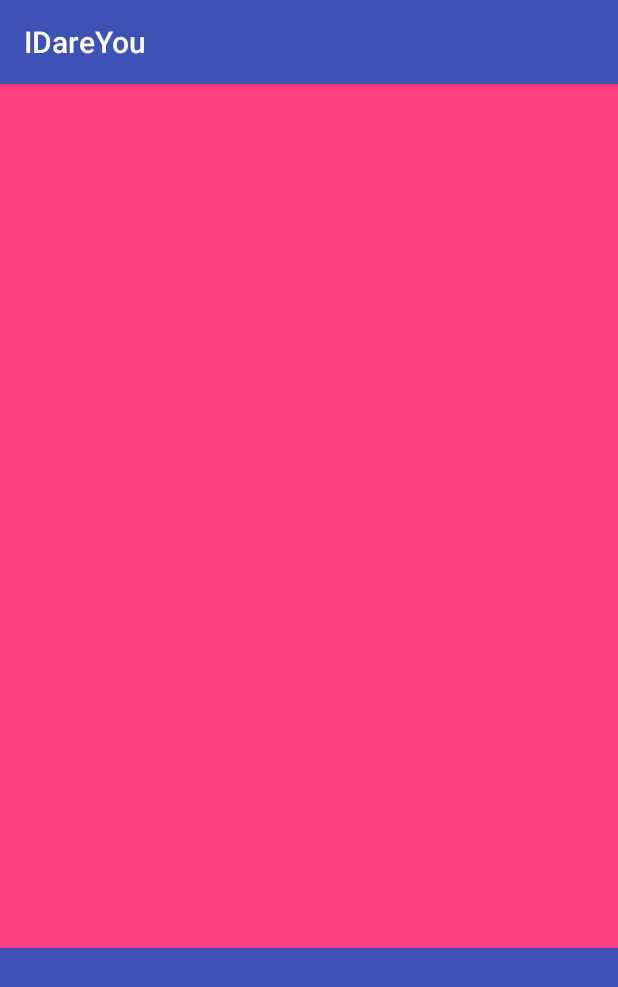
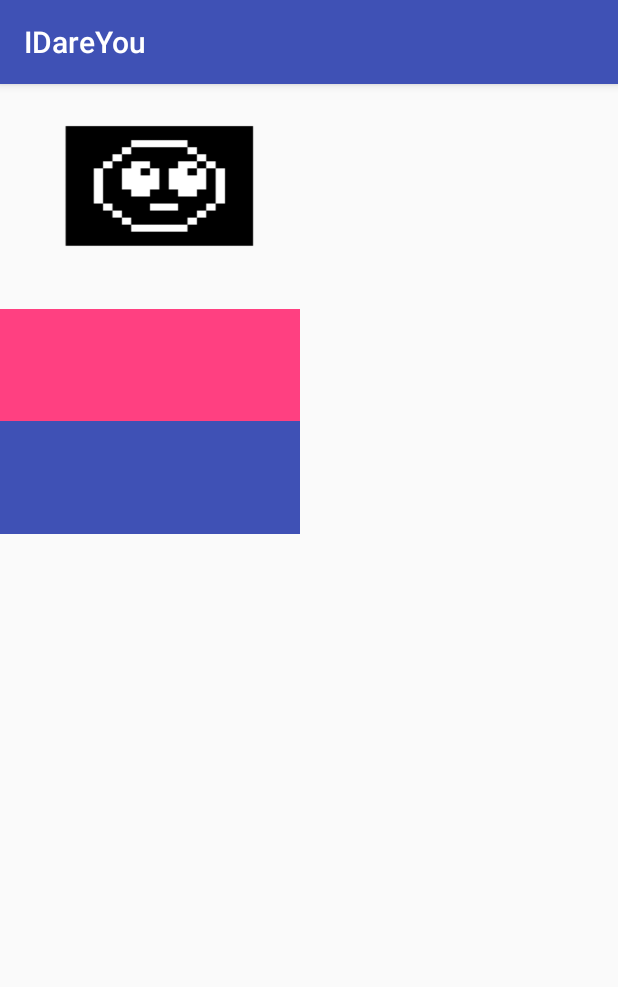
Before and after one commit to adastudio2017/IDareYOU, an Android app: the fragment Contact_PopUp_Dialog_Fragment shown on its own in the app's theme, on a phone screen of 412 x 824 dp. Shown: the top 987 px of the screen. Run offline under Robolectric (Android 15) with nearby library versions, the phone set to English and light mode, and no system bars; 2 statements that could not run were skipped.

Commit message:
Popup now shows up and is rounded!

```diff
--- a/app/src/main/java/adastudio/idareyou/Fragments/Contact_PopUp_Dialog_Fragment.java
+++ b/app/src/main/java/adastudio/idareyou/Fragments/Contact_PopUp_Dialog_Fragment.java
@@ -6,6 +6,7 @@ import android.os.Bundle;
 import android.view.LayoutInflater;
 import android.view.View;
 import android.view.ViewGroup;
+import android.view.Window;
 
 import adastudio.idareyou.R;
 
@@ -22,6 +23,8 @@ public class Contact_PopUp_Dialog_Fragment extends DialogFragment {
             ViewGroup container,
             Bundle savedInstanceState) {
         View v = inflater.inflate(R.layout.fragment_contact_popup, container, false);
+        getDialog().getWindow().requestFeature(Window.FEATURE_NO_TITLE);
+        getDialog().getWindow().setBackgroundDrawableResource(R.drawable.contact_picture_shape);
         return v;
     }
 
--- a/app/src/main/res/drawable/contact_picture_shape.xml
+++ b/app/src/main/res/drawable/contact_picture_shape.xml
@@ -2,7 +2,7 @@
 <shape xmlns:android="http://schemas.android.com/apk/res/android">
     <solid android:color="#FFFFFF"/>
     <stroke android:width="0dip" android:color="#B1BCBE" />
-    <corners android:radius="20dp"/>
-    <padding android:left="0dip" android:top="0dip" android:right="0dip" android:bottom="0dip" />
+    <corners android:radius="40dp"/>
+
 
 </shape>
--- a/app/src/main/res/layout/fragment_contact_popup.xml
+++ b/app/src/main/res/layout/fragment_contact_popup.xml
@@ -5,23 +5,25 @@
     tools:context="adastudio.idareyou.Fragments.Contact_PopUp_Dialog_Fragment">
 
     <LinearLayout
-        android:layout_width="match_parent"
-        android:layout_height="match_parent"
+        android:layout_width="200dp"
+        android:layout_height="300dp"
         android:orientation="vertical"
         android:weightSum="100"
-        android:background="@color/colorAccent">
+        >
 
         <ImageView
             android:id="@+id/contact_popup_image_imageview"
             android:layout_width="match_parent"
             android:layout_height="0dp"
-            android:layout_weight="50"/>
+            android:layout_weight="50"
+            android:background="@drawable/unknown_contact"/>
 
         <TextView
             android:id="@+id/contact_popup_rank_f_textview"
             android:layout_width="match_parent"
             android:layout_height="0dp"
-            android:layout_weight="25"/>
+            android:layout_weight="25"
+            android:background="@color/colorAccent"/>
         <TextView
             android:id="@+id/contact_popup_rank_w_textview"
             android:layout_width="match_parent"
```
